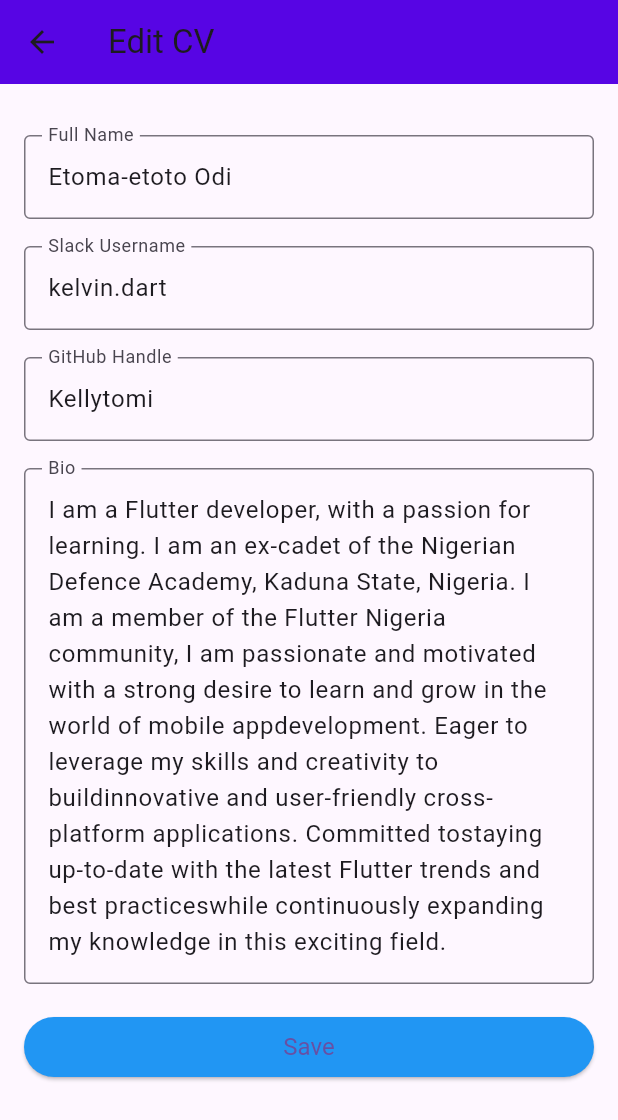
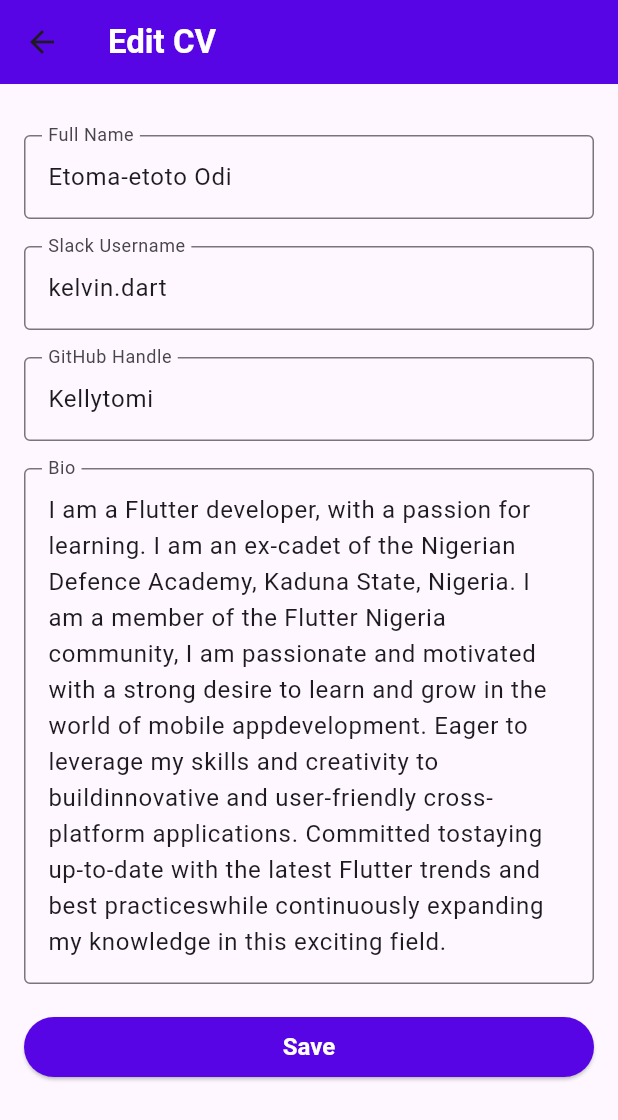
Before and after one commit to Kellytomi/CV_App, a Flutter app: the screen it shows after launch, scrolled down 100 dp, after a tap on "Edit CV", on a phone screen of 412 x 824 dp. Shown: the top 1120 px of the screen. Run offline on Flutter 3.47's test engine with Material 3 defaults, Android fonts, the phone set to English and light mode, and no system bars; our stand-ins replace animated_splash_screen.

Commit message:
- Splash screen - Button Colors - Image

```diff
--- a/lib/main.dart
+++ b/lib/main.dart
@@ -1,11 +1,12 @@
 import 'package:flutter/material.dart';
+import 'package:animated_splash_screen/animated_splash_screen.dart';
 
 void main() {
   runApp(const MyApp());
 }
 
 class MyApp extends StatelessWidget {
-  const MyApp({super.key});
+  const MyApp({Key? key}) : super(key: key);
 
   @override
   Widget build(BuildContext context) {
@@ -15,13 +16,22 @@ class MyApp extends StatelessWidget {
       theme: ThemeData(
         primarySwatch: Colors.blue,
       ),
-      home: const CVView(),
+      home: AnimatedSplashScreen(
+        splash: SizedBox(
+          width: double.infinity,
+          height: double.infinity,
+          child: Image.asset('assets/cv.png'),
+        ), // Replace 'assets/splash_image.png' with your image path
+        nextScreen: const CVView(),
+        splashTransition: SplashTransition.fadeTransition,
+        duration: 2000, // Duration of the splash screen in milliseconds
+      ),
     );
   }
 }
 
 class CVView extends StatefulWidget {
-  const CVView({super.key});
+  const CVView({Key? key}) : super(key: key);
 
   @override
   _CVViewState createState() => _CVViewState();
@@ -110,7 +120,10 @@ class _CVViewState extends State<CVView> {
       appBar: AppBar(
         backgroundColor:
             const Color.fromARGB(255, 87, 5, 228), // Set app bar color
-        title: const Text('HNGx CV App'),
+        title: const Text(
+          'HNGx CV App',
+          style: TextStyle(color: Colors.white, fontWeight: FontWeight.bold),
+        ),
       ),
       body: Container(
         decoration: const BoxDecoration(
@@ -132,7 +145,8 @@ class _CVViewState extends State<CVView> {
             buildCodeBlock('Bio:', bio),
             ElevatedButton(
               onPressed: () => _navigateToEditPage(context),
-              child: const Text('Edit CV'),
+              child: const Text('Edit CV',
+              style: TextStyle(color: Colors.purple, fontWeight: FontWeight.bold)),
             ),
           ],
         ),
@@ -181,7 +195,10 @@ class _EditCVPageState extends State<EditCVPage> {
       appBar: AppBar(
         backgroundColor:
             const Color.fromARGB(255, 87, 5, 228), // Set app bar color
-        title: const Text('Edit CV'),
+        title: const Text('Edit CV',
+            style:
+                TextStyle(color: Colors.white,
+                fontWeight: FontWeight.bold)),
       ),
       body: SingleChildScrollView(
         child: Padding(
@@ -209,10 +226,11 @@ class _EditCVPageState extends State<EditCVPage> {
                   Navigator.pop(context, updatedData);
                 },
                 style: ElevatedButton.styleFrom(
-                  backgroundColor: Colors.blue, // Button color
+                  backgroundColor: Color.fromARGB(255, 87, 5, 228), // Button color
                   textStyle: const TextStyle(fontSize: 16),
                 ),
-                child: const Text('Save'),
+                child: const Text('Save',
+                style: TextStyle(color: Colors.white, fontWeight: FontWeight.bold)),
               ),
             ],
           ),
--- a/pubspec.yaml
+++ b/pubspec.yaml
@@ -35,6 +35,8 @@ dependencies:
   # The following adds the Cupertino Icons font to your application.
   # Use with the CupertinoIcons class for iOS style icons.
   cupertino_icons: ^1.0.2
+  animated_splash_screen: ^1.3.0
+  page_transition: ^2.0.9
 
 dev_dependencies:
   flutter_test:
@@ -59,8 +61,8 @@ flutter:
   uses-material-design: true
 
   # To add assets to your application, add an assets section, like this:
-  # assets:
-  #   - images/a_dot_burr.jpeg
+  assets:
+      - assets/cv.png
   #   - images/a_dot_ham.jpeg
 
   # An image asset can refer to one or more resolution-specific "variants", see
```
Also changed, not shown: assets/cv.png (added), pubspec.lock, 4 other files.
